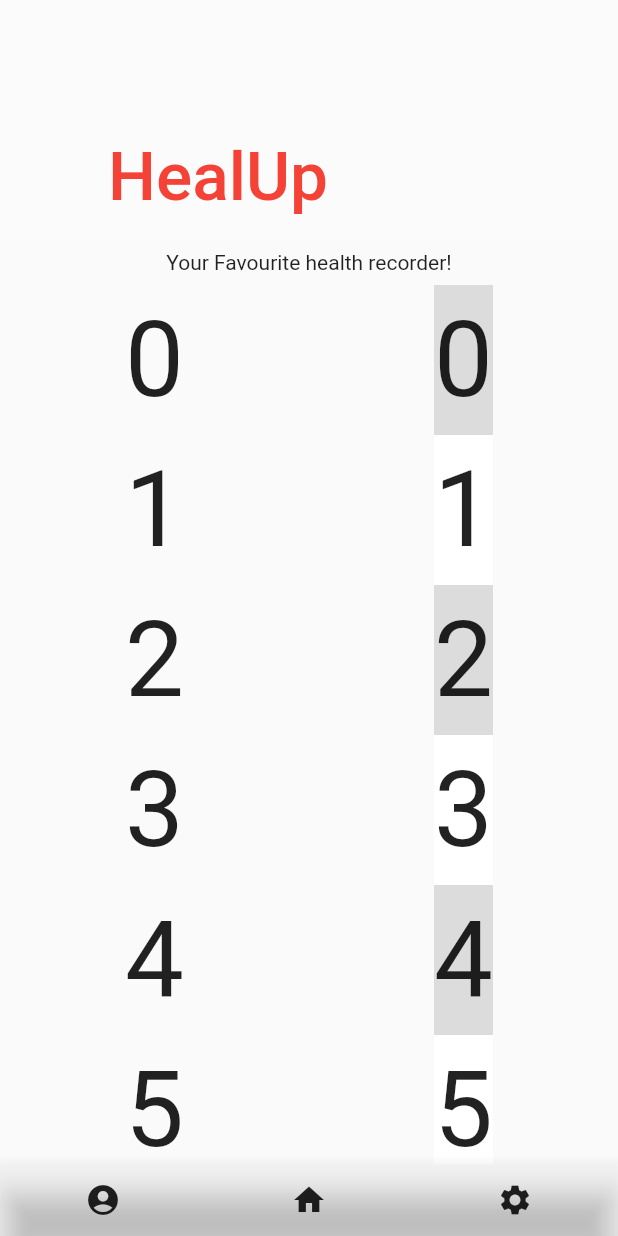
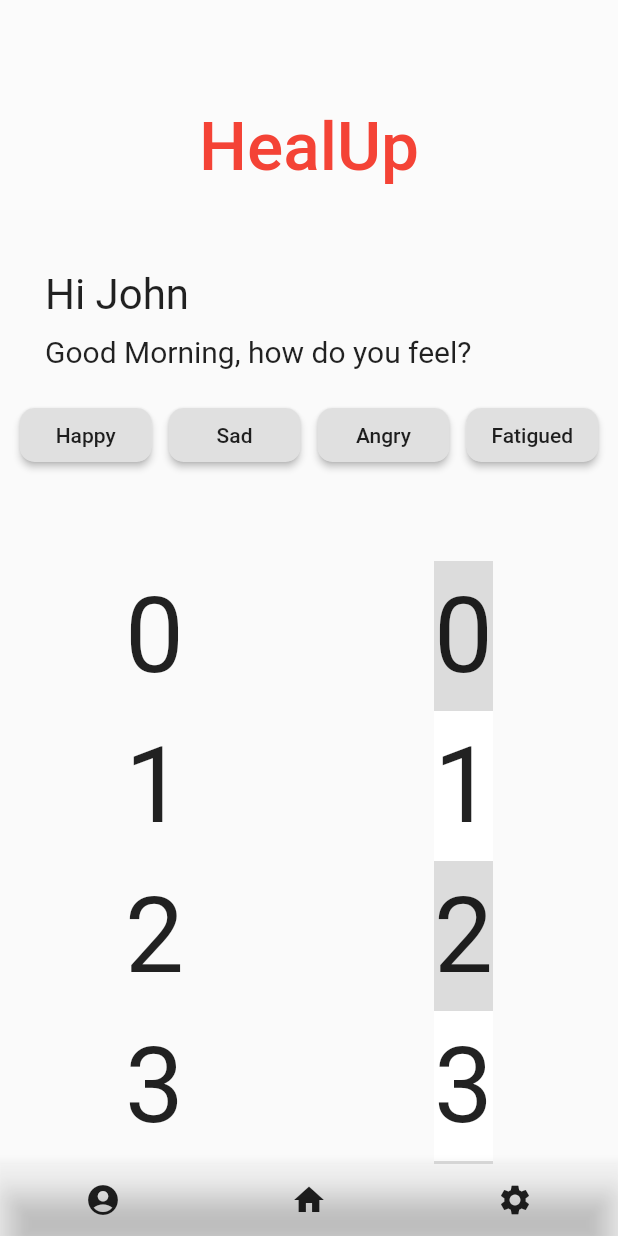
Before and after one commit to abhin-deb02/health_app, a Flutter app: the screen it shows after launch, on a phone screen of 412 x 824 dp. Run offline on Flutter 3.47's test engine with Material 2 defaults, Android fonts, the light colour scheme and no system bars.

Commit message:
1st update to main.dart

```diff
--- a/lib/main.dart
+++ b/lib/main.dart
@@ -13,13 +13,13 @@
       theme: ThemeData(
         visualDensity: VisualDensity.adaptivePlatformDensity,
       ),
-      home: const MainPage(),
+      home: MainPage(),
     );
   }
 }
 
 class MainPage extends StatefulWidget {
-  const MainPage({Key? key}) : super(key: key);
+  MainPage({Key? key}) : super(key: key);
 
   @override
   State<MainPage> createState() => _MainPageState();
@@ -30,8 +30,17 @@
   bool _snap = false;
   bool _floating = false;
 
+  // variables added by Abhinandan
+  String name = "John";
+  String day_state = "Morning";
+
   @override
   Widget build(BuildContext context) {
+
+    // setting up device width and height variables [for responsiveness]
+    double scr_width = MediaQuery.of(context).size.width;
+    double scr_height = MediaQuery.of(context).size.height;
+
     return Scaffold(
       bottomNavigationBar: BottomAppBar(
         color: Colors.white12,
@@ -60,26 +69,62 @@
             pinned: _pinned,
             snap: _snap,
             floating: _floating,
-            expandedHeight: 160.0,
+            expandedHeight: 140.0,
             backgroundColor: Colors.white12,
+
             flexibleSpace: const FlexibleSpaceBar(
-              title: Text(
-                'HealUp',
-                style: TextStyle(
-                  fontSize: 30,
-                  color: Colors.red,
-                ),
-                textAlign: TextAlign.center,
-              ),
+              title: Text('HealUp', style: TextStyle(fontSize: 30, color: Colors.red)),
+                centerTitle: true,
             ),
           ),
-          const SliverToBoxAdapter(
-            child: SizedBox(
-              height: 30,
-              child: Center(
-                child: Text('Your Favourite health recorder!'),
-              ),
-            ),
+          SliverToBoxAdapter(
+            child:
+                //child: Text('Your Favourite health recorder!'),
+
+                // code snippet from Abhinandan
+
+                Container(
+                  child: Padding(
+                    padding: const EdgeInsets.symmetric(horizontal: 10.0, vertical: 40.0),
+                    child: Column(
+                      crossAxisAlignment: CrossAxisAlignment.start,
+                      children: [
+                        Padding(
+                          padding: const EdgeInsets.symmetric(horizontal: 20.0),
+                          child: Column(
+                            crossAxisAlignment: CrossAxisAlignment.start,
+                            children: [
+                              Text("Hi $name", style: TextStyle(fontSize: 28)),
+                              SizedBox(height: 10),
+                              Text("Good $day_state, how do you feel?", style: TextStyle(fontSize: 20)),
+                              SizedBox(height: 20),
+                            ],
+                          ),
+                        ),
+                        Row(
+                          mainAxisAlignment: MainAxisAlignment.spaceEvenly,
+                          children: [
+                            RaisedButton(child: Text("Happy"), onPressed: () {}, shape: RoundedRectangleBorder(borderRadius: BorderRadius.circular(10))),
+                            SizedBox(width: 5),
+                            RaisedButton(child: Text("Sad"), onPressed: () {}, shape: RoundedRectangleBorder(borderRadius: BorderRadius.circular(10))),
+                            SizedBox(width: 5),
+                            RaisedButton(child: Text("Angry"), onPressed: () {}, shape: RoundedRectangleBorder(borderRadius: BorderRadius.circular(10))),
+                            SizedBox(width: 5),
+                            RaisedButton(child: Text("Fatigued"), onPressed: () {}, shape: RoundedRectangleBorder(borderRadius: BorderRadius.circular(10))),
+                          ],
+                        ),
+
+                        SizedBox(height: 20),
+
+                      ],
+                    ),
+                  ),
+                ),
+
+                // end of code
+
+
+
           ),
           SliverList(
             delegate: SliverChildBuilderDelegate(
```
